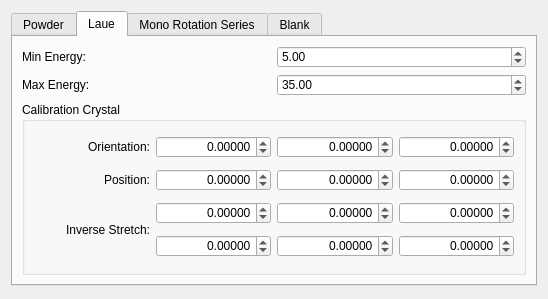
HEXRD/hexrdgui, file hexrd/ui/resources/ui/overlay_editor.ui: the form before one commit.
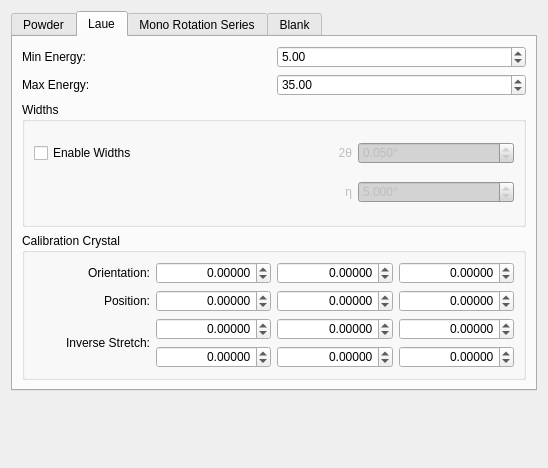
The form after the commit. The open tabs and pages were chosen to show the change.

Commit message:
Add Laue overlay widths to the polar view
This adds an option in the overlay editor to enable widths for the Laue
overlays, and it also adds options for tth_width and eta_width.

If this is enabled, these options get passed on to the Laue overlay
generator. For the polar view, these are used to construct range data,
which appear as rectangles around the Laue spots.

Currently, these options are ignored for the raw and cartesian views.
They will need to be added at a later time.

```diff
--- a/hexrd/ui/resources/ui/overlay_editor.ui
+++ b/hexrd/ui/resources/ui/overlay_editor.ui
@@ -7,7 +7,7 @@
     <x>0</x>
     <y>0</y>
     <width>548</width>
-    <height>299</height>
+    <height>468</height>
    </rect>
   </property>
   <property name="minimumSize">
@@ -29,7 +29,7 @@
      <property name="minimumSize">
       <size>
        <width>0</width>
-       <height>275</height>
+       <height>380</height>
       </size>
      </property>
      <property name="currentIndex">
@@ -57,33 +57,6 @@
        <string>Laue</string>
       </attribute>
       <layout class="QGridLayout" name="gridLayout_2">
-       <item row="1" column="1">
-        <widget class="QDoubleSpinBox" name="laue_max_energy">
-         <property name="keyboardTracking">
-          <bool>false</bool>
-         </property>
-         <property name="maximum">
-          <double>10000.000000000000000</double>
-         </property>
-         <property name="value">
-          <double>35.000000000000000</double>
-         </property>
-        </widget>
-       </item>
-       <item row="0" column="0">
-        <widget class="QLabel" name="laue_min_energy_label">
-         <property name="text">
-          <string>Min Energy:</string>
-         </property>
-        </widget>
-       </item>
-       <item row="1" column="0">
-        <widget class="QLabel" name="laue_max_energy_label">
-         <property name="text">
-          <string>Max Energy:</string>
-         </property>
-        </widget>
-       </item>
        <item row="0" column="1">
         <widget class="QDoubleSpinBox" name="laue_min_energy">
          <property name="keyboardTracking">
@@ -97,7 +70,7 @@
          </property>
         </widget>
        </item>
-       <item row="2" column="0" colspan="2">
+       <item row="3" column="0" colspan="2">
         <widget class="QGroupBox" name="calibration_crystal_group_box">
          <property name="title">
           <string>Calibration Crystal</string>
@@ -430,6 +403,113 @@
          </layout>
         </widget>
        </item>
+       <item row="1" column="1">
+        <widget class="QDoubleSpinBox" name="laue_max_energy">
+         <property name="keyboardTracking">
+          <bool>false</bool>
+         </property>
+         <property name="maximum">
+          <double>10000.000000000000000</double>
+         </property>
+         <property name="value">
+          <double>35.000000000000000</double>
+         </property>
+        </widget>
+       </item>
+       <item row="1" column="0">
+        <widget class="QLabel" name="laue_max_energy_label">
+         <property name="text">
+          <string>Max Energy:</string>
+         </property>
+        </widget>
+       </item>
+       <item row="0" column="0">
+        <widget class="QLabel" name="laue_min_energy_label">
+         <property name="text">
+          <string>Min Energy:</string>
+         </property>
+        </widget>
+       </item>
+       <item row="2" column="0" colspan="2">
+        <widget class="QGroupBox" name="ranges_group_box">
+         <property name="title">
+          <string>Widths</string>
+         </property>
+         <layout class="QGridLayout" name="gridLayout_4">
+          <item row="2" column="1">
+           <widget class="QLabel" name="laue_eta_width_label">
+            <property name="enabled">
+             <bool>false</bool>
+            </property>
+            <property name="text">
+             <string>η</string>
+            </property>
+            <property name="alignment">
+             <set>Qt::AlignRight|Qt::AlignTrailing|Qt::AlignVCenter</set>
+            </property>
+           </widget>
+          </item>
+          <item row="1" column="1">
+           <widget class="QLabel" name="laue_tth_width_label">
+            <property name="enabled">
+             <bool>false</bool>
+            </property>
+            <property name="text">
+             <string>2θ</string>
+            </property>
+            <property name="alignment">
+             <set>Qt::AlignRight|Qt::AlignTrailing|Qt::AlignVCenter</set>
+            </property>
+           </widget>
+          </item>
+          <item row="1" column="0">
+           <widget class="QCheckBox" name="laue_enable_widths">
+            <property name="text">
+             <string>Enable Widths</string>
+            </property>
+           </widget>
+          </item>
+          <item row="1" column="2">
+           <widget class="QDoubleSpinBox" name="laue_tth_width">
+            <property name="enabled">
+             <bool>false</bool>
+            </property>
+            <property name="suffix">
+             <string>°</string>
+            </property>
+            <property name="decimals">
+             <number>3</number>
+            </property>
+            <property name="maximum">
+             <double>180.000000000000000</double>
+            </property>
+            <property name="value">
+             <double>0.050000000000000</double>
+            </property>
+           </widget>
+          </item>
+          <item row="2" column="2">
+           <widget class="QDoubleSpinBox" name="laue_eta_width">
+            <property name="enabled">
+             <bool>false</bool>
+            </property>
+            <property name="suffix">
+             <string>°</string>
+            </property>
+            <property name="decimals">
+             <number>3</number>
+            </property>
+            <property name="maximum">
+             <double>180.000000000000000</double>
+            </property>
+            <property name="value">
+             <double>5.000000000000000</double>
+            </property>
+           </widget>
+          </item>
+         </layout>
+        </widget>
+       </item>
       </layout>
      </widget>
      <widget class="QWidget" name="mono_rotation_series_tab">
```
Left out of the diff: 3 changed lines with no effect on the pictures. The commit also changes 3 other files.
